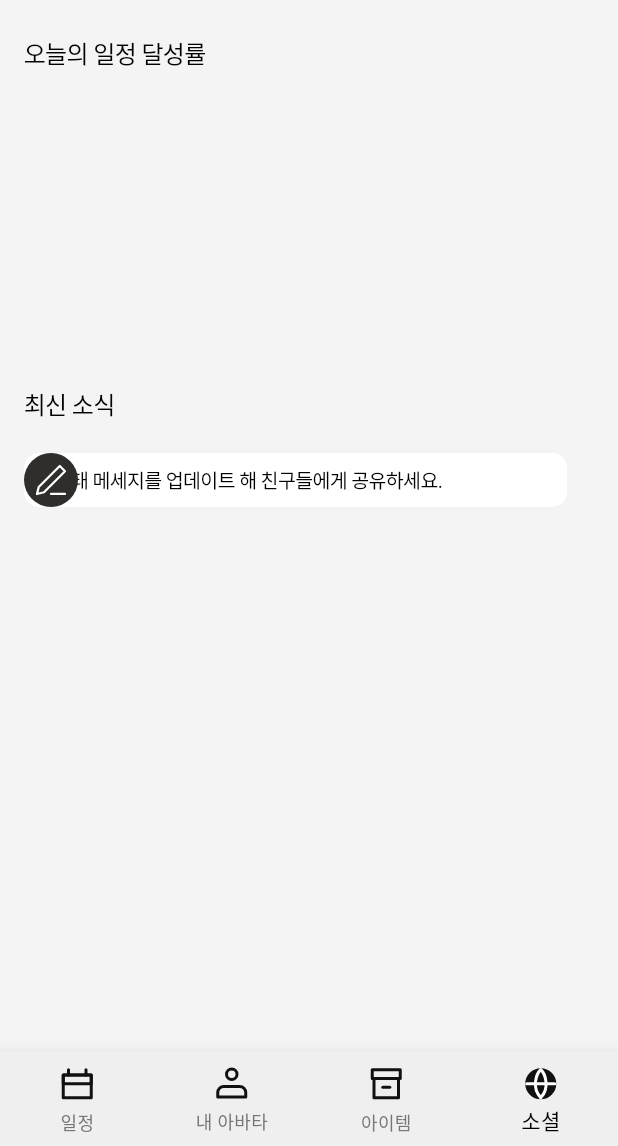
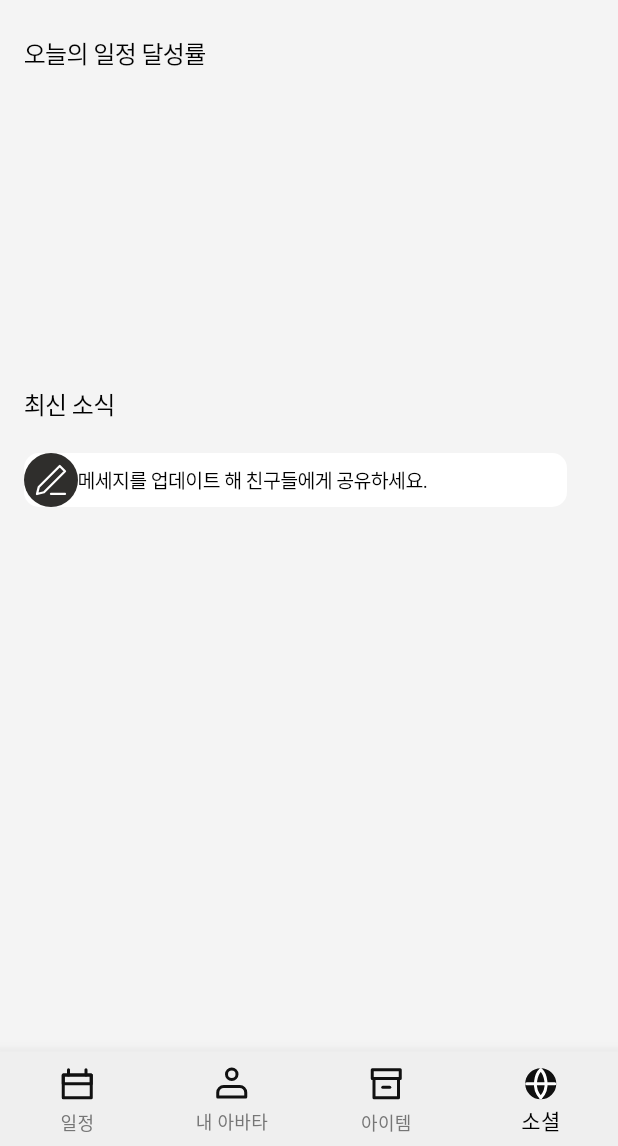
Before and after one commit to itsTimePlanear/planear, a Flutter app: the MainScreen screen opened directly, item 4 of the bottom bar chosen, on a phone screen of 412 x 824 dp, the part 90-1236 px from its top. Run offline on Flutter 3.47's test engine with Material 3 defaults, Android fonts, the phone set to English and light mode, and no system bars; our stand-ins replace carousel_slider, dropdown_button2, flutter_riverpod, flutter_secure_storage, flutter_styled_toast, flutter_svg and 9 more; missing offline and left inert: dart:ffi; accounts and stored records are empty; network calls fail; Roboto replaces fonts that are missing (Pretendard, PretendardRegular, PretendardSemi); project files that could hold a hidden picture were left out.

Commit message:
소셜 상태메세지 변경 버튼 수정

```diff
--- a/lib/screen/social_screen/social_screen.dart
+++ b/lib/screen/social_screen/social_screen.dart
@@ -242,7 +242,7 @@ class _SocialScreenState extends ConsumerState<SocialScreen> {
         Container(
           child: Stack(children: [
             Container(
-              padding: const EdgeInsets.only(right: 50, top: 8, bottom: 8, left: 20),
+              padding: const EdgeInsets.only(right: 60, top: 8,bottom: 8 ,left: 10),
               width: MediaQuery.sizeOf(context).width - 50,
               decoration: BoxDecoration(
                   borderRadius: BorderRadius.circular(10), color: Colors.white),
```
